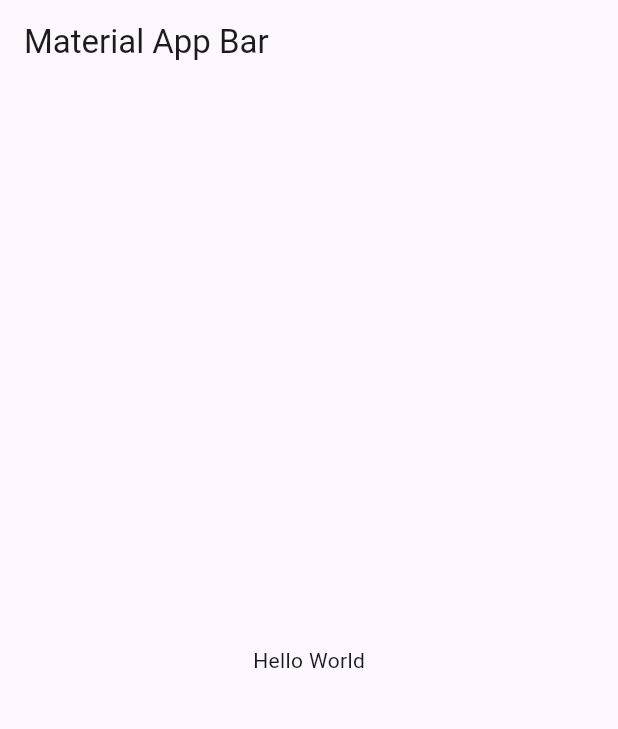
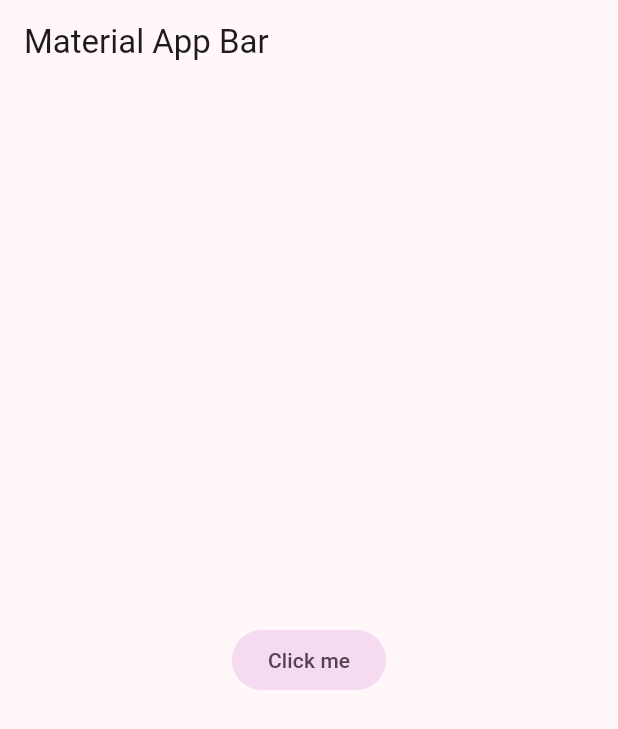
Before and after one commit to criticalRobin/Yes_No_App_Flutter, a Flutter app: the screen it shows after launch, on a phone screen of 412 x 824 dp. Shown: the top 729 px of the screen. Run offline on Flutter 3.47's test engine with Material 3 defaults, Android fonts, the phone set to English and light mode, and no system bars.

Commit message:
Configured global styles for the app

```diff
--- /dev/null
+++ b/lib/config/theme/app_theme.dart
@@ -0,0 +1,24 @@
+import 'package:flutter/material.dart';
+
+const Color _customColor = Color(0xFFC755CD);
+const List<Color> _colorThemes = [
+  _customColor,
+  Colors.yellow,
+  Colors.green,
+  Colors.blue,
+  Colors.red,
+  Colors.purple,
+  Colors.orange,
+];
+
+class Apptheme {
+  final int selectedTheme;
+
+  Apptheme({required this.selectedTheme})
+      : assert(selectedTheme >= 0 && selectedTheme < _colorThemes.length - 1);
+
+  ThemeData theme() {
+    return ThemeData(
+        useMaterial3: true, colorSchemeSeed: _colorThemes[selectedTheme]);
+  }
+}
--- a/lib/main.dart
+++ b/lib/main.dart
@@ -1,4 +1,5 @@
 import 'package:flutter/material.dart';
+import 'package:yes_no_app/config/theme/app_theme.dart';
 
 void main() => runApp(const MyApp());
 
@@ -9,12 +10,15 @@ class MyApp extends StatelessWidget {
   Widget build(BuildContext context) {
     return MaterialApp(
       title: 'Yes No App',
+      debugShowCheckedModeBanner: false,
+      theme: Apptheme(selectedTheme: 0).theme(),
       home: Scaffold(
         appBar: AppBar(
           title: const Text('Material App Bar'),
         ),
-        body: const Center(
-          child: Text('Hello World'),
+        body: Center(
+          child: FilledButton.tonal(
+              onPressed: () {}, child: const Text("Click me")),
         ),
       ),
     );
```
